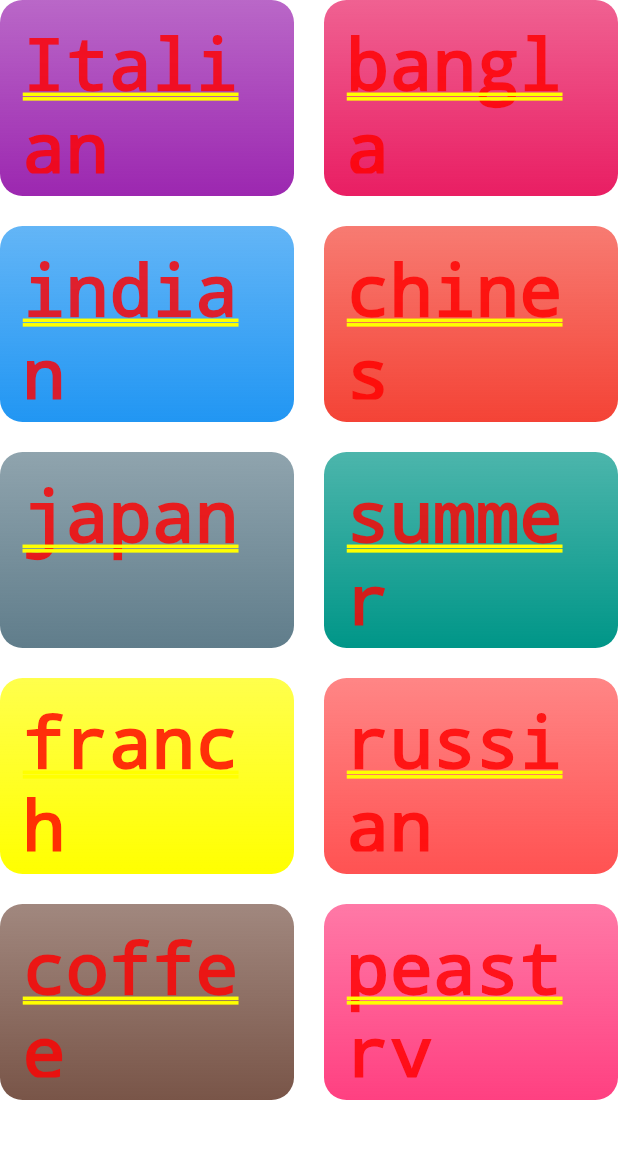
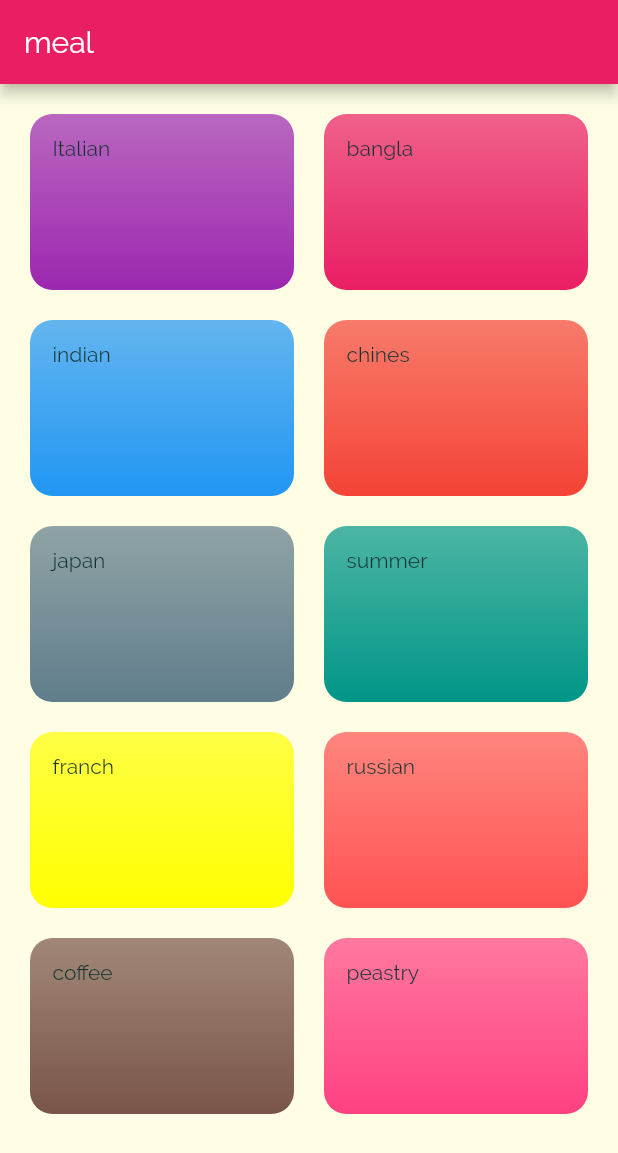
Before and after one commit to shafinr23/meal_app, a Flutter app: the screen it shows after launch, on a phone screen of 412 x 824 dp. Shown: the top 1153 px of the screen. Run offline on Flutter 3.47's test engine with Material 2 defaults, Android fonts, the phone set to English and light mode, and no system bars.

Commit message:
padding add

```diff
--- a/lib/categories_screen.dart
+++ b/lib/categories_screen.dart
@@ -5,7 +5,12 @@ import './category_item.dart';
 class CategoriesScreen extends StatelessWidget {
   @override
   Widget build(BuildContext context) {
-    return GridView(
+    return Scaffold(
+      appBar: AppBar(
+        title: const Text('meal'),
+      ),
+      body: GridView(
+        padding: const EdgeInsets.all(20),
         children: Dummy_category.map(
             (catData) => CategoryItem(catData.title, catData.color)).toList(),
         gridDelegate: SliverGridDelegateWithMaxCrossAxisExtent(
@@ -14,6 +19,7 @@ class CategoriesScreen extends StatelessWidget {
           crossAxisSpacing: 20,
           mainAxisSpacing: 20,
         ),
+      ),
     );
   }
 }
```
Lines whose indentation alone changed are shown as unchanged.
